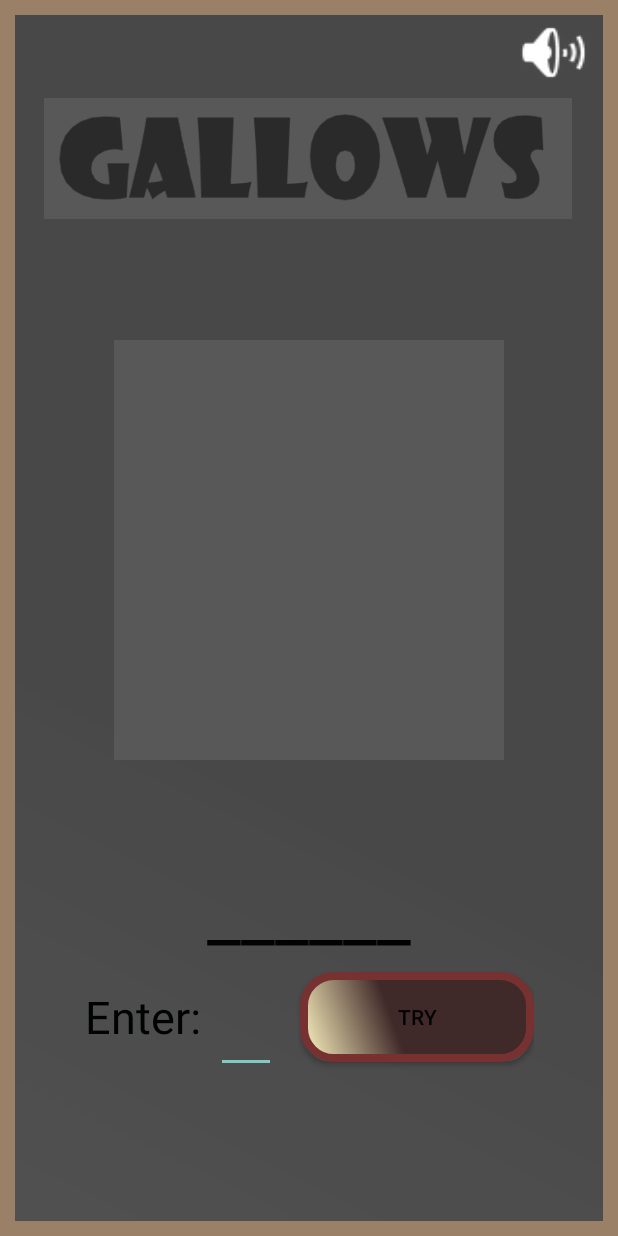
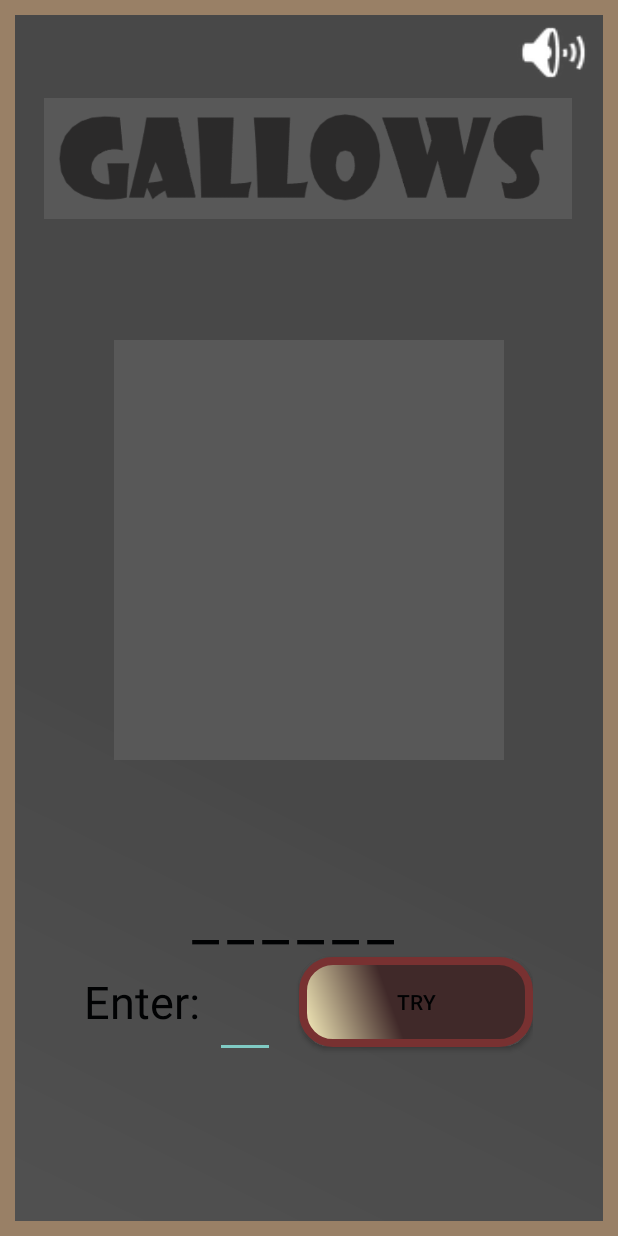
Before and after one commit to LaunDan/Gallows, an Android app: the MainGameActivity screen opened directly, with no data from a screen before it, on a phone screen of 412 x 824 dp. Run offline under Robolectric (Android 15) with nearby library versions, the phone set to English and light mode, and no system bars.

Commit message:
edit views of wanted word

```diff
--- a/app/src/main/res/layout/activity_end_game.xml
+++ b/app/src/main/res/layout/activity_end_game.xml
@@ -42,7 +42,7 @@
 
         <TableRow
             android:layout_width="wrap_content"
-            android:layout_height="55dp"
+            android:layout_height="wrap_content"
             android:layout_gravity="center_horizontal">
 
             <TextView
@@ -62,6 +62,7 @@
                 android:layout_width="wrap_content"
                 android:layout_height="wrap_content"
                 android:text=""
+                android:textColor="@color/colorBlack"
                 android:textSize="30dp" />
         </TableRow>
 
@@ -90,7 +91,8 @@
                 android:ems="10"
                 android:inputType="textPersonName"
                 android:text=""
-                android:textSize="30dp" />
+                android:textSize="30dp"
+                android:textColor="@color/colorBlack"/>
         </TableRow>
 
 
@@ -129,7 +131,8 @@
                 android:layout_height="wrap_content"
                 android:background="@drawable/buttonshape"
                 android:onClick="end"
-                android:text="Main menu" />
+                android:text="Main menu"
+                android:textColor="@color/colorBlack"/>
 
             <Space
                 android:layout_width="20dp"
@@ -141,7 +144,8 @@
                 android:layout_height="wrap_content"
                 android:background="@drawable/buttonshape"
                 android:onClick="saveScore"
-                android:text="Save score" />
+                android:text="Save score"
+                android:textColor="@color/colorBlack"/>
         </TableRow>
     </LinearLayout>
 </androidx.constraintlayout.widget.ConstraintLayout>
--- a/app/src/main/res/layout/activity_main_game.xml
+++ b/app/src/main/res/layout/activity_main_game.xml
@@ -45,8 +45,8 @@
         app:layout_constraintStart_toStartOf="@+id/placeForGallows" />
 
     <FrameLayout
-        android:layout_width="390dp"
-        android:layout_height="142dp"
+        android:layout_width="393dp"
+        android:layout_height="121dp"
         android:layout_marginBottom="35dp"
         app:layout_constraintBottom_toBottomOf="parent"
         app:layout_constraintEnd_toEndOf="parent"
@@ -64,80 +64,118 @@
                 android:layout_width="wrap_content"
                 android:layout_height="wrap_content"
                 android:text="_"
-                android:textSize="50dp"
-                android:textColor="@color/colorBlack"/>
+                android:textColor="@color/colorBlack"
+                android:textSize="40dp" />
+
+            <Space
+                android:layout_width="5dp"
+                android:layout_height="wrap_content" />
 
             <TextView
                 android:id="@+id/tvp2"
                 android:layout_width="wrap_content"
                 android:layout_height="wrap_content"
                 android:text="_"
-                android:textSize="50dp"
-                android:textColor="@color/colorBlack"/>
+                android:textColor="@color/colorBlack"
+                android:textSize="40dp" />
+
+            <Space
+                android:layout_width="5dp"
+                android:layout_height="wrap_content" />
 
             <TextView
                 android:id="@+id/tvp3"
                 android:layout_width="wrap_content"
                 android:layout_height="wrap_content"
                 android:text="_"
-                android:textSize="50dp"
-                android:textColor="@color/colorBlack"/>
+                android:textColor="@color/colorBlack"
+                android:textSize="40dp" />
+
+            <Space
+                android:layout_width="5dp"
+                android:layout_height="wrap_content" />
 
             <TextView
                 android:id="@+id/tvp4"
                 android:layout_width="wrap_content"
                 android:layout_height="wrap_content"
                 android:text="_"
-                android:textSize="50dp"
-                android:textColor="@color/colorBlack"/>
+                android:textColor="@color/colorBlack"
+                android:textSize="40dp" />
+
+            <Space
+                android:layout_width="5dp"
+                android:layout_height="wrap_content" />
 
             <TextView
                 android:id="@+id/tvp5"
                 android:layout_width="wrap_content"
                 android:layout_height="wrap_content"
                 android:text="_"
-                android:textSize="50dp"
-                android:textColor="@color/colorBlack"/>
+                android:textColor="@color/colorBlack"
+                android:textSize="40dp" />
+            <Space
+                android:layout_width="5dp"
+                android:layout_height="wrap_content" />
+
 
             <TextView
                 android:id="@+id/tvp6"
                 android:layout_width="wrap_content"
                 android:layout_height="wrap_content"
                 android:text="_"
-                android:textSize="50dp"
-                android:textColor="@color/colorBlack"/>
+                android:textColor="@color/colorBlack"
+                android:textSize="40dp" />
+
+            <Space
+                android:layout_width="5dp"
+                android:layout_height="wrap_content" />
 
             <TextView
                 android:id="@+id/tvp7"
                 android:layout_width="wrap_content"
                 android:layout_height="wrap_content"
                 android:text="_"
-                android:textSize="50dp"
-                android:textColor="@color/colorBlack"/>
+                android:textColor="@color/colorBlack"
+                android:textSize="40dp" />
+
+            <Space
+                android:layout_width="5dp"
+                android:layout_height="wrap_content" />
 
             <TextView
                 android:id="@+id/tvp8"
                 android:layout_width="wrap_content"
                 android:layout_height="wrap_content"
                 android:text="_"
-                android:textSize="50dp"
-                android:textColor="@color/colorBlack"/>
+                android:textColor="@color/colorBlack"
+                android:textSize="40dp" />
+
+            <Space
+                android:layout_width="5dp"
+                android:layout_height="wrap_content" />
 
             <TextView
                 android:id="@+id/tvp9"
                 android:layout_width="wrap_content"
                 android:layout_height="wrap_content"
                 android:text="_"
-                android:textSize="50dp"
-                android:textColor="@color/colorBlack"/>
+                android:textColor="@color/colorBlack"
+                android:textSize="40dp" />
+
+            <Space
+                android:layout_width="5dp"
+                android:layout_height="wrap_content" />
 
             <TextView
                 android:id="@+id/tvp10"
                 android:layout_width="wrap_content"
                 android:layout_height="wrap_content"
                 android:text="_"
-                android:textSize="50dp"
-                android:textColor="@color/colorBlack"/>
+                android:textColor="@color/colorBlack"
+                android:textSize="40dp" />
+
+
         </TableRow>
 
         <TableRow
@@ -151,8 +189,8 @@
                 android:layout_height="wrap_content"
                 android:layout_gravity="center_vertical"
                 android:text="Enter:"
-                android:textSize="30dp"
-                android:textColor="@color/colorBlack"/>
+                android:textColor="@color/colorBlack"
+                android:textSize="30dp" />
 
             <Space
                 android:layout_width="10dp"
@@ -164,9 +202,8 @@
                 android:layout_height="wrap_content"
                 android:layout_gravity="center_vertical|center_horizontal"
                 android:inputType="text"
-                android:textSize="40dp"
                 android:textColor="@color/colorBlack"
-                />
+                android:textSize="40dp" />
 
             <Space
                 android:layout_width="16dp"
@@ -180,7 +217,7 @@
                 android:background="@drawable/buttonshape"
                 android:onClick="insert"
                 android:text="Try"
-                android:textColor="@color/colorBlack"/>
+                android:textColor="@color/colorBlack" />
         </TableRow>
     </FrameLayout>
 
--- a/app/src/main/res/layout/activity_topic.xml
+++ b/app/src/main/res/layout/activity_topic.xml
@@ -107,7 +107,8 @@
                 android:layout_height="wrap_content"
                 android:background="@drawable/buttonshape"
                 android:onClick="play"
-                android:text="Play" />
+                android:text="Play"
+                android:textColor="@color/colorBlack"/>
         </TableRow>
 
     </LinearLayout>
```
